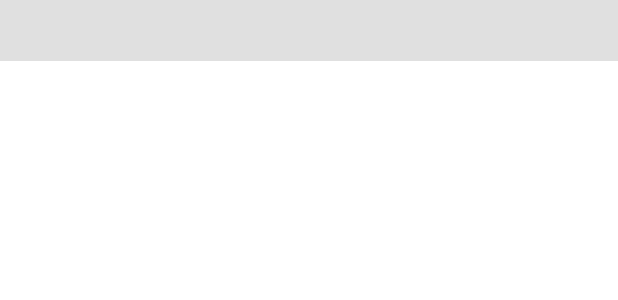
After one commit to alifbinturjo/FeelWell, an Android app: the layout list_header.xml on its own in the app's theme, with its tools: preview values and no code run, on a phone screen of 412 x 824 dp. The commit adds this screen. Shown: the top 300 px of the screen. Run offline under Robolectric (Android 15) with nearby library versions, the phone set to English and light mode, and no system bars.

Commit message:
task grouping

```diff
--- a/app/src/main/res/layout/activity_task.xml
+++ b/app/src/main/res/layout/activity_task.xml
@@ -12,12 +12,13 @@
         android:text="Suggested Tasks"
         android:textSize="24sp"
         android:textStyle="bold"
-
         android:layout_gravity="center_horizontal"
         android:layout_marginBottom="16dp"/>
 
     <ListView
         android:id="@+id/taskListView"
         android:layout_width="match_parent"
-        android:layout_height="match_parent" />
+        android:layout_height="match_parent"
+        android:divider="@null"
+        android:dividerHeight="0dp"/>
 </LinearLayout>
--- /dev/null
+++ b/app/src/main/res/layout/list_header.xml
@@ -0,0 +1,16 @@
+<?xml version="1.0" encoding="utf-8"?>
+<LinearLayout xmlns:android="http://schemas.android.com/apk/res/android"
+    android:layout_width="match_parent"
+    android:layout_height="wrap_content"
+    android:orientation="vertical"
+    android:background="#E0E0E0"
+    android:padding="8dp">
+
+    <TextView
+        android:id="@+id/headerText"
+        android:layout_width="match_parent"
+        android:layout_height="wrap_content"
+        android:textSize="18sp"
+        android:textStyle="bold"
+        android:textColor="#000000"/>
+</LinearLayout>
```
Also changed, not shown: app/src/main/java/com/example/feelwell/TaskActivity.java (+147 -26 lines).
